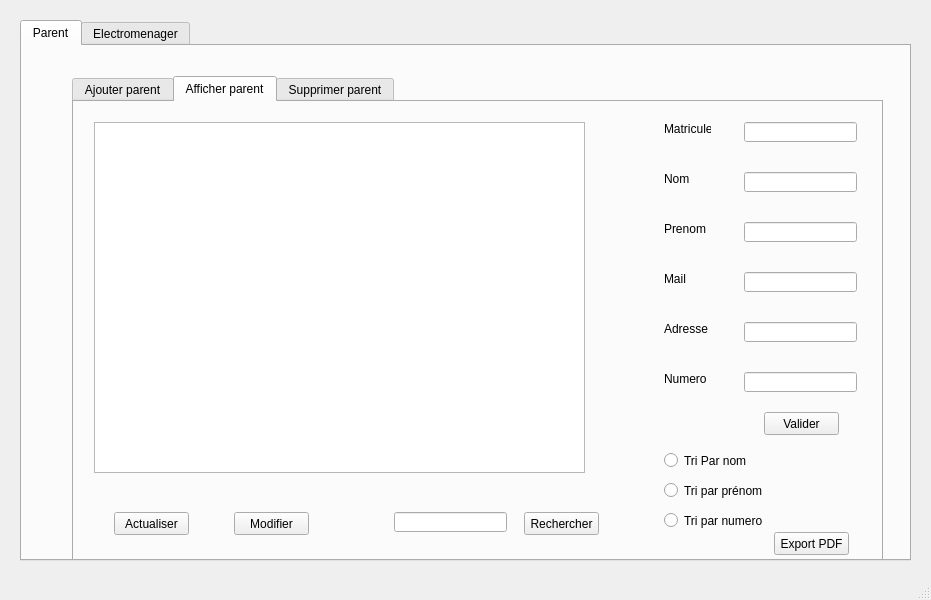
First picture: the form in family_watch/mainwindow.ui, repository soumaya-nheri/Smart-parental-monitoring-system-2A28, before the edit.
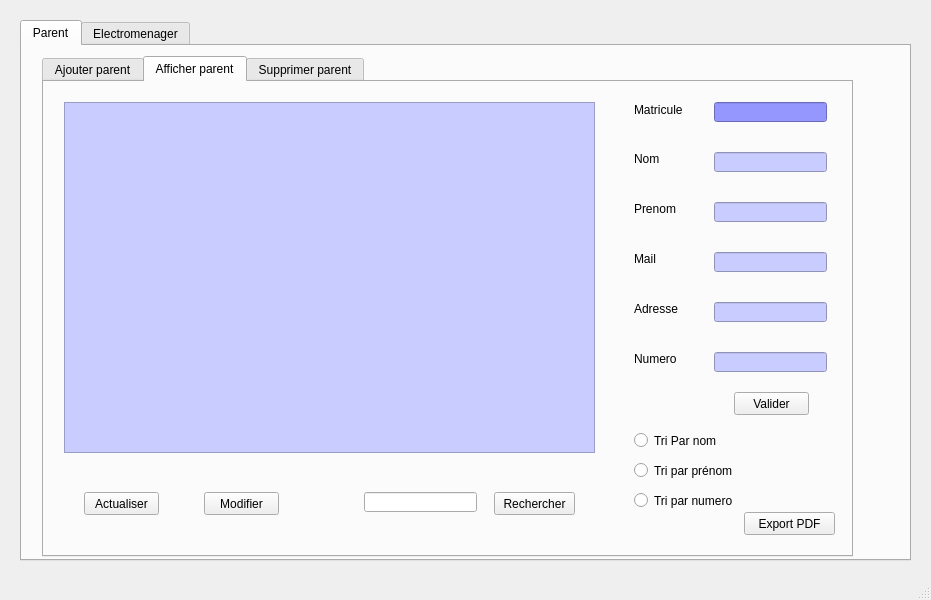
Second picture: the form after the edit. The open tabs and pages were chosen to show the change. Icons and pictures are not drawn.

Patch:
```diff
--- a/family_watch/mainwindow.ui
+++ b/family_watch/mainwindow.ui
@@ -23,6 +23,9 @@
       <height>541</height>
      </rect>
     </property>
+    <property name="styleSheet">
+     <string notr="true">font: 8pt &quot;Comic Sans MS&quot;;</string>
+    </property>
     <property name="currentIndex">
      <number>0</number>
     </property>
@@ -33,8 +36,8 @@
      <widget class="QTabWidget" name="tabWidget_parents">
       <property name="geometry">
        <rect>
-        <x>50</x>
-        <y>30</y>
+        <x>20</x>
+        <y>10</y>
         <width>811</width>
         <height>501</height>
        </rect>
@@ -42,6 +45,9 @@
       <property name="mouseTracking">
        <bool>false</bool>
       </property>
+      <property name="styleSheet">
+       <string notr="true">font: 8pt &quot;Comic Sans MS&quot;;</string>
+      </property>
       <property name="tabShape">
        <enum>QTabWidget::Rounded</enum>
       </property>
@@ -226,10 +232,16 @@
          <rect>
           <x>20</x>
           <y>20</y>
-          <width>491</width>
+          <width>531</width>
           <height>351</height>
          </rect>
         </property>
+        <property name="styleSheet">
+         <string notr="true">background-color: rgb(201, 204, 255);
+alternate-background-color: rgb(201, 204, 255);
+border-color: rgb(255, 255, 255);
+selection-background-color: rgb(222, 124, 255);</string>
+        </property>
        </widget>
        <widget class="QPushButton" name="pb_actualiser_parents">
         <property name="geometry">
@@ -240,6 +252,9 @@
           <height>23</height>
          </rect>
         </property>
+        <property name="styleSheet">
+         <string notr="true">font: 75 10pt &quot;Comic Sans MS&quot;;</string>
+        </property>
         <property name="text">
          <string>Actualiser</string>
         </property>
@@ -253,6 +268,9 @@
           <height>23</height>
          </rect>
         </property>
+        <property name="styleSheet">
+         <string notr="true">font: 75 10pt &quot;Comic Sans MS&quot;;</string>
+        </property>
         <property name="text">
          <string>Modifier</string>
         </property>
@@ -266,6 +284,10 @@
           <height>20</height>
          </rect>
         </property>
+        <property name="styleSheet">
+         <string notr="true">background-color: rgb(201, 204, 255);
+border-color: rgb(255, 255, 255);</string>
+        </property>
        </widget>
        <widget class="QLineEdit" name="le_prenom_parent2">
         <property name="geometry">
@@ -276,6 +298,10 @@
           <height>20</height>
          </rect>
         </property>
+        <property name="styleSheet">
+         <string notr="true">background-color: rgb(201, 204, 255);
+border-color: rgb(255, 255, 255);</string>
+        </property>
        </widget>
        <widget class="QLineEdit" name="le_mail_parent2">
         <property name="geometry">
@@ -286,6 +312,10 @@
           <height>20</height>
          </rect>
         </property>
+        <property name="styleSheet">
+         <string notr="true">background-color: rgb(201, 204, 255);
+border-color: rgb(255, 255, 255);</string>
+        </property>
        </widget>
        <widget class="QLineEdit" name="le_adresse_parent2">
         <property name="geometry">
@@ -296,6 +326,10 @@
           <height>20</height>
          </rect>
         </property>
+        <property name="styleSheet">
+         <string notr="true">background-color: rgb(201, 204, 255);
+border-color: rgb(255, 255, 255);</string>
+        </property>
        </widget>
        <widget class="QLineEdit" name="le_numero_parent2">
         <property name="geometry">
@@ -306,6 +340,10 @@
           <height>20</height>
          </rect>
         </property>
+        <property name="styleSheet">
+         <string notr="true">background-color: rgb(201, 204, 255);
+border-color: rgb(255, 255, 255);</string>
+        </property>
        </widget>
        <widget class="QPushButton" name="pb_validerModifP">
         <property name="geometry">
@@ -316,6 +354,10 @@
           <height>23</height>
          </rect>
         </property>
+        <property name="styleSheet">
+         <string notr="true">alternate-background-color: rgb(149, 151, 255);
+font: 75 10pt &quot;Comic Sans MS&quot;;</string>
+        </property>
         <property name="text">
          <string>Valider</string>
         </property>
@@ -329,16 +371,23 @@
           <height>20</height>
          </rect>
         </property>
+        <property name="styleSheet">
+         <string notr="true">border-color: rgb(255, 255, 255);
+background-color: rgb(149, 151, 255);</string>
+        </property>
        </widget>
        <widget class="QPushButton" name="pb_rechercheP">
         <property name="geometry">
          <rect>
           <x>450</x>
           <y>410</y>
-          <width>75</width>
+          <width>81</width>
           <height>23</height>
          </rect>
         </property>
+        <property name="styleSheet">
+         <string notr="true">font: 75 10pt &quot;Comic Sans MS&quot;;</string>
+        </property>
         <property name="text">
          <string>Rechercher</string>
         </property>
@@ -358,10 +407,13 @@
          <rect>
           <x>590</x>
           <y>20</y>
-          <width>47</width>
-          <height>13</height>
+          <width>61</width>
+          <height>16</height>
          </rect>
         </property>
+        <property name="styleSheet">
+         <string notr="true">font: 8pt &quot;Comic Sans MS&quot;;</string>
+        </property>
         <property name="text">
          <string>Matricule</string>
         </property>
@@ -375,6 +427,9 @@
           <height>13</height>
          </rect>
         </property>
+        <property name="styleSheet">
+         <string notr="true">font: 8pt &quot;Comic Sans MS&quot;;</string>
+        </property>
         <property name="text">
          <string>Nom</string>
         </property>
@@ -388,6 +443,9 @@
           <height>13</height>
          </rect>
         </property>
+        <property name="styleSheet">
+         <string notr="true">font: 8pt &quot;Comic Sans MS&quot;;</string>
+        </property>
         <property name="text">
          <string>Prenom</string>
         </property>
@@ -401,6 +459,9 @@
           <height>13</height>
          </rect>
         </property>
+        <property name="styleSheet">
+         <string notr="true">font: 8pt &quot;Comic Sans MS&quot;;</string>
+        </property>
         <property name="text">
          <string>Mail</string>
         </property>
@@ -414,6 +475,9 @@
           <height>13</height>
          </rect>
         </property>
+        <property name="styleSheet">
+         <string notr="true">font: 8pt &quot;Comic Sans MS&quot;;</string>
+        </property>
         <property name="text">
          <string>Adresse</string>
         </property>
@@ -427,6 +491,10 @@
           <height>13</height>
          </rect>
         </property>
+        <property name="styleSheet">
+         <string notr="true">font: 8pt &quot;Comic Sans MS&quot;;
+</string>
+        </property>
         <property name="text">
          <string>Numero</string>
         </property>
@@ -440,6 +508,9 @@
           <height>17</height>
          </rect>
         </property>
+        <property name="styleSheet">
+         <string notr="true">font: 8pt &quot;Comic Sans MS&quot;;</string>
+        </property>
         <property name="text">
          <string>Tri Par nom</string>
         </property>
@@ -453,6 +524,9 @@
           <height>17</height>
          </rect>
         </property>
+        <property name="styleSheet">
+         <string notr="true">font: 8pt &quot;Comic Sans MS&quot;;</string>
+        </property>
         <property name="text">
          <string>Tri par prénom</string>
         </property>
@@ -466,6 +540,9 @@
           <height>17</height>
          </rect>
         </property>
+        <property name="styleSheet">
+         <string notr="true">font: 8pt &quot;Comic Sans MS&quot;;</string>
+        </property>
         <property name="text">
          <string>Tri par numero</string>
         </property>
@@ -475,10 +552,13 @@
          <rect>
           <x>700</x>
           <y>430</y>
-          <width>75</width>
+          <width>91</width>
           <height>23</height>
          </rect>
         </property>
+        <property name="styleSheet">
+         <string notr="true">font: 75 10pt &quot;Comic Sans MS&quot;;</string>
+        </property>
         <property name="text">
          <string>Export PDF</string>
         </property>
```
Left out of the diff: 90 changed lines with no effect on the pictures.
